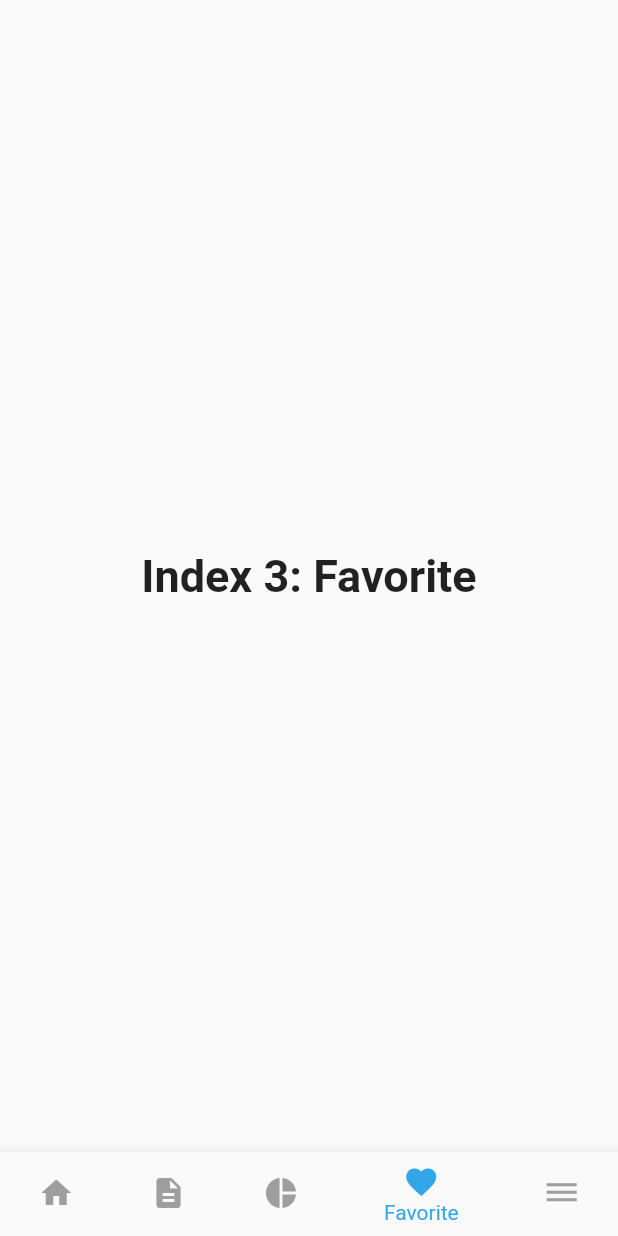
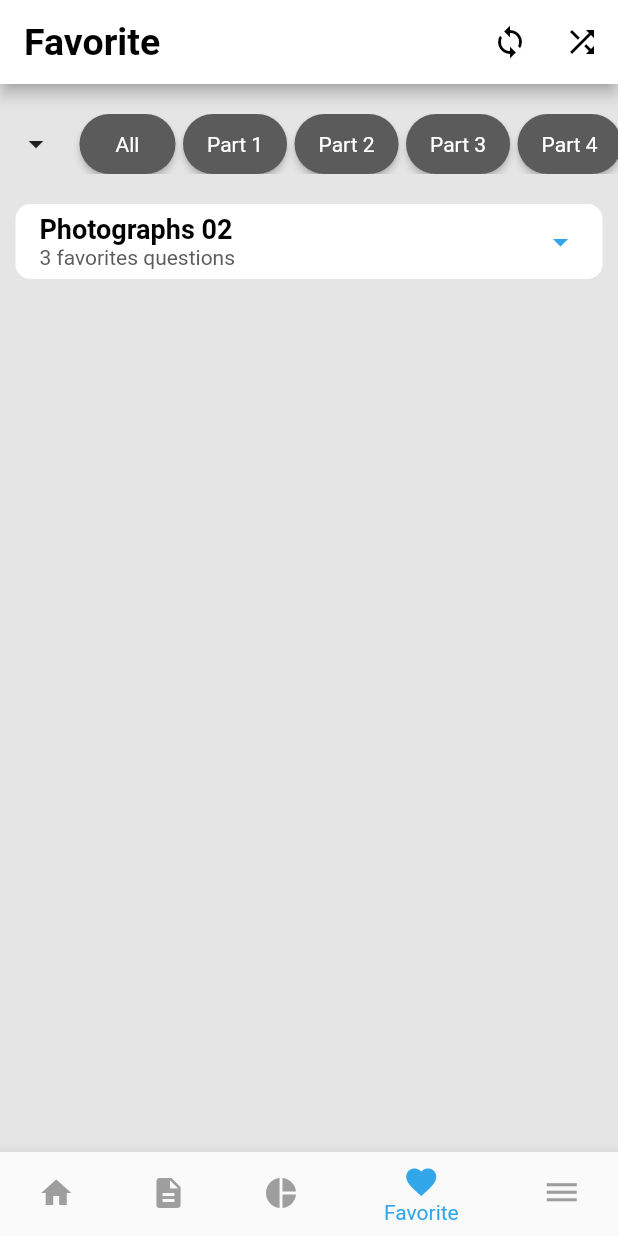
Before and after one commit to hopeman1102/tutoring-english-app, a Flutter app: the HomeScreen screen opened directly, item 4 of the bottom bar chosen, on a phone screen of 412 x 824 dp. Run offline on Flutter 3.47's test engine with Material 2 defaults, Android fonts, the light colour scheme and no system bars; our stand-ins replace awesome_dialog, cloud_firestore, firebase_auth, firebase_core, flutter_svg, get and 3 more; accounts and stored records are empty.

Commit message:
complete favorite screen

```diff
--- a/lib/main.dart
+++ b/lib/main.dart
@@ -51,7 +51,7 @@ class MyApp extends StatelessWidget {
             fontFamily: 'Roboto',
             primarySwatch: Colors.blue,
           ),
-          home: SignInScreen(),
+          home: HomeScreen(),
           routes: <String, WidgetBuilder>{
             '/signin': (BuildContext context) => SignInScreen(),
           }),
--- /dev/null
+++ b/lib/screens/favorite_screen.dart
@@ -0,0 +1,74 @@
+import 'package:flutter/material.dart';
+import 'package:learning_english_app/utils/colors.dart';
+import 'package:learning_english_app/widgets/home/favorites/favorite_card.dart';
+import 'package:learning_english_app/widgets/home/favorites/parts_widget.dart';
+import 'package:learning_english_app/widgets/home/favorites/search_favorite.dart';
+
+class FavoriteScreen extends StatefulWidget {
+  const FavoriteScreen({Key? key}) : super(key: key);
+
+  @override
+  State<FavoriteScreen> createState() => _FavoriteScreenState();
+}
+
+class _FavoriteScreenState extends State<FavoriteScreen> {
+  bool searchShow = false;
+
+  @override
+  Widget build(BuildContext context) {
+    return Scaffold(
+      backgroundColor: kcGreyColor,
+      appBar: AppBar(
+        title: Text(
+          "Favorite",
+          style: TextStyle(fontWeight: FontWeight.bold, fontSize: 25),
+        ),
+        actions: <Widget>[
+          IconButton(onPressed: () {}, icon: Icon(Icons.loop)),
+          IconButton(onPressed: () {}, icon: Icon(Icons.shuffle)),
+        ],
+        backgroundColor: kcWhiteColor,
+        foregroundColor: kcBlackColor,
+      ),
+      body: Column(
+        mainAxisAlignment: MainAxisAlignment.start,
+        children: [
+          SizedBox(
+            height: 20,
+          ),
+          Container(
+            height: 40,
+            child: ListView(
+              scrollDirection: Axis.horizontal,
+              children: [
+                Container(
+                  height: 20,
+                  child: IconButton(
+                      onPressed: () {
+                        setState(() {
+                          searchShow = !searchShow;
+                        });
+                      },
+                      icon: Icon(Icons.arrow_drop_down)),
+                ),
+                FavoriteParts(title: "All"),
+                FavoriteParts(title: "Part 1"),
+                FavoriteParts(title: "Part 2"),
+                FavoriteParts(title: "Part 3"),
+                FavoriteParts(title: "Part 4"),
+                FavoriteParts(title: "Part 5"),
+                FavoriteParts(title: "Part 6"),
+                FavoriteParts(title: "Part 7"),
+              ],
+            ),
+          ),
+          searchShow ? SearchFavorite() : SizedBox(),
+          SizedBox(
+            height: searchShow ? 5 : 20,
+          ),
+          FavoriteCard(title: "Photographs 02"),
+        ],
+      ),
+    );
+  }
+}
--- a/lib/screens/home_screen.dart
+++ b/lib/screens/home_screen.dart
@@ -1,4 +1,5 @@
 import 'package:flutter/material.dart';
+import 'package:learning_english_app/screens/favorite_screen.dart';
 import 'package:learning_english_app/screens/statistics_screen.dart';
 import 'package:learning_english_app/utils/colors.dart';
 import 'package:learning_english_app/utils/styles.dart';
@@ -20,12 +21,7 @@ class _HomeScreenState extends State<HomeScreen> {
     PracticeWidget(),
     VocabularyGeneral(),
     StatisticsScreen(),
-    Center(
-      child: Text(
-        'Index 3: Favorite',
-        style: kBottomNavigationItemStyle,
-      ),
-    ),
+    FavoriteScreen(),
     Center(
       child: Text(
         'Index 4: Menu',
--- /dev/null
+++ b/lib/widgets/home/favorites/favorite_card.dart
@@ -0,0 +1,194 @@
+import 'package:flutter/material.dart';
+import 'package:learning_english_app/utils/colors.dart';
+import 'package:learning_english_app/utils/styles.dart';
+
+class FavoriteCard extends StatefulWidget {
+  final List<Map<String, dynamic>>? Questions;
+  final String title;
+  final IconData? icon;
+  final Color? color;
+  const FavoriteCard(
+      {Key? key, this.Questions, required this.title, this.icon, this.color})
+      : super(key: key);
+
+  @override
+  State<FavoriteCard> createState() => _FavoriteCardState();
+}
+
+class _FavoriteCardState extends State<FavoriteCard> {
+  IconData titleIcon = Icons.arrow_drop_down;
+  bool showDrop = false;
+
+  void onTitleClick() {
+    if (titleIcon == Icons.arrow_drop_down) {
+      titleIcon = Icons.arrow_drop_up;
+    } else {
+      titleIcon = Icons.arrow_drop_down;
+    }
+    showDrop = !showDrop;
+  }
+
+  @override
+  Widget build(BuildContext context) {
+    Size screenSize = MediaQuery.of(context).size;
+    return Column(
+      mainAxisAlignment: MainAxisAlignment.start,
+      children: [
+        Container(
+          width: screenSize.width * 0.95,
+          height: 50,
+          child: ElevatedButton(
+            onPressed: () {
+              setState(() {
+                onTitleClick();
+              });
+            },
+            style: ElevatedButton.styleFrom(
+                elevation: 0,
+                shape: RoundedRectangleBorder(
+                  borderRadius: showDrop
+                      ? BorderRadius.only(
+                          topLeft: Radius.circular(10),
+                          topRight: Radius.circular(10))
+                      : BorderRadius.all(Radius.circular(10)),
+                ),
+                primary: kcWhiteColor,
+                onPrimary: kcWhiteColor,
+                splashFactory: NoSplash.splashFactory),
+            child: Row(
+              mainAxisAlignment: MainAxisAlignment.spaceBetween,
+              children: [
+                Column(
+                  mainAxisAlignment: MainAxisAlignment.center,
+                  crossAxisAlignment: CrossAxisAlignment.start,
+                  children: [
+                    Text(
+                      widget.title,
+                      style: TextStyle(
+                          color: kcBlackColor,
+                          fontFamily: 'Roboto',
+                          fontSize: 18,
+                          fontWeight: FontWeight.w600),
+                    ),
+                    Text("3 favorites questions",
+                        style: TextStyle(color: kcPrimaryTextColor)),
+                  ],
+                ),
+                Icon(
+                  // <-- Icon
+                  titleIcon,
+                  size: 24.0,
+                  color: kPrimaryColor,
+                ),
+              ],
+            ),
+          ),
+        ),
+        showDrop
+            ? Container(
+                color: Colors.black26,
+                width: screenSize.width * 0.95,
+                height: 120,
+                child: Padding(
+                  padding: const EdgeInsets.all(10.0),
+                  child: ElevatedButton(
+                    onPressed: () {
+                      setState(() {
+
+                      });
+                    },
+                    style: ElevatedButton.styleFrom(
+                        elevation: 0,
+                        shape: RoundedRectangleBorder(
+                          borderRadius: BorderRadius.all(Radius.circular(10)),
+                        ),
+                        primary: kcWhiteColor,
+                        onPrimary: kcWhiteColor,
+                        splashFactory: NoSplash.splashFactory),
+                    child: Row(
+                      mainAxisAlignment: MainAxisAlignment.spaceBetween,
+                      children: [
+                        Column(
+                          mainAxisAlignment: MainAxisAlignment.center,
+                          crossAxisAlignment: CrossAxisAlignment.start,
+                          children: [
+                            Row(
+                              children: [
+                                Icon(
+                                  // <-- Icon
+                                  Icons.check,
+                                  size: 24.0,
+                                  color: kcPrimaryColor,
+                                ),
+                                SizedBox(
+                                  width: 5,
+                                ),
+                                Text(
+                                  "Question 101",
+                                  style: TextStyle(
+                                      color: kcBlackColor,
+                                      fontFamily: 'Roboto',
+                                      fontSize: 18,
+                                      fontWeight: FontWeight.w600),
+                                ),
+                              ],
+                            ),
+                            SizedBox(
+                              height: 5,
+                            ),
+                            Text("Note",
+                                style: TextStyle(
+                                  color: Colors.greenAccent,
+                                  fontFamily: 'Roboto',
+                                )),
+                            SizedBox(
+                              height: 5,
+                            ),
+                            Row(
+                              children: [
+                                DecoratedBox(
+                                  decoration: BoxDecoration(
+                                      color: kcPrimaryColor,
+                                      borderRadius: BorderRadius.all(
+                                          Radius.circular(10))),
+                                  child: Padding(
+                                    padding: const EdgeInsets.all(8.0),
+                                    child: Text(
+                                      "Part 1",
+                                      style: TextStyle(
+                                        fontFamily: 'Roboto',
+                                        color: Colors.white,
+                                      ),
+                                    ),
+                                  ),
+                                ),
+                                SizedBox(
+                                  width: 5,
+                                ),
+                                Text(
+                                  "At 03:19 05-04-2022",
+                                  style: TextStyle(
+                                    fontFamily: 'Roboto',
+                                    color: kcPrimaryTextColor,
+                                  ),
+                                ),
+                              ],
+                            )
+                          ],
+                        ),
+                        Icon(
+                          // <-- Icon
+                          Icons.delete,
+                          size: 24.0,
+                          color: kcSecondBackgroundButton,
+                        ),
+                      ],
+                    ),
+                  ),
+                ),
+              )
+            : SizedBox(),
+      ],
+    );
+  }
+}
--- /dev/null
+++ b/lib/widgets/home/favorites/parts_widget.dart
@@ -0,0 +1,50 @@
+import 'package:flutter/material.dart';
+
+import '../../../utils/colors.dart';
+
+class FavoriteParts extends StatefulWidget {
+  final String title;
+  const FavoriteParts({Key? key, required this.title}) : super(key: key);
+
+  @override
+  State<FavoriteParts> createState() => _FavoritePartsState();
+}
+
+class _FavoritePartsState extends State<FavoriteParts> {
+  IconData? iconPart;
+  Color colorPart = kcSecondBackgroundButton;
+  bool isPressed = false;
+
+  void changeBackground() {
+    if (isPressed == true) {
+      iconPart = null;
+      colorPart = kcSecondBackgroundButton;
+      isPressed = false;
+    } else {
+      isPressed = true;
+      iconPart = Icons.check;
+      colorPart = kPrimaryColor;
+    }
+  }
+
+  @override
+  Widget build(BuildContext context) {
+    return Padding(
+      padding: const EdgeInsets.only(left: 5),
+      child: ElevatedButton(
+        child: Text(widget.title),
+        style: ButtonStyle(
+            backgroundColor: MaterialStateProperty.all<Color>(colorPart),
+            shape: MaterialStateProperty.all<RoundedRectangleBorder>(
+                RoundedRectangleBorder(
+              borderRadius: BorderRadius.circular(30.0),
+            ))),
+        onPressed: () {
+          setState(() {
+            changeBackground();
+          });
+        },
+      ),
+    );
+  }
+}
--- /dev/null
+++ b/lib/widgets/home/favorites/search_favorite.dart
@@ -0,0 +1,29 @@
+import 'package:flutter/material.dart';
+import 'package:learning_english_app/utils/colors.dart';
+
+class SearchFavorite extends StatefulWidget {
+  const SearchFavorite({Key? key}) : super(key: key);
+
+  @override
+  State<SearchFavorite> createState() => _SearchFavoriteState();
+}
+
+class _SearchFavoriteState extends State<SearchFavorite> {
+  @override
+  Widget build(BuildContext context) {
+    return Padding(
+      padding: const EdgeInsets.all(10.0),
+
+      child: Container(
+        height: 50,
+        child: TextField(
+          decoration: InputDecoration(
+            focusColor: kPrimaryColor,
+            hintText: 'Search by note or question name',
+            border: OutlineInputBorder(),
+          ),
+        ),
+      ),
+    );
+  }
+}
```
